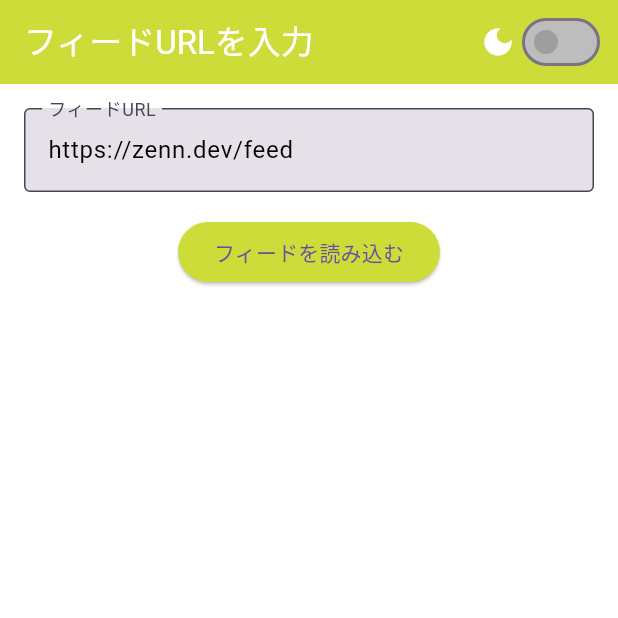
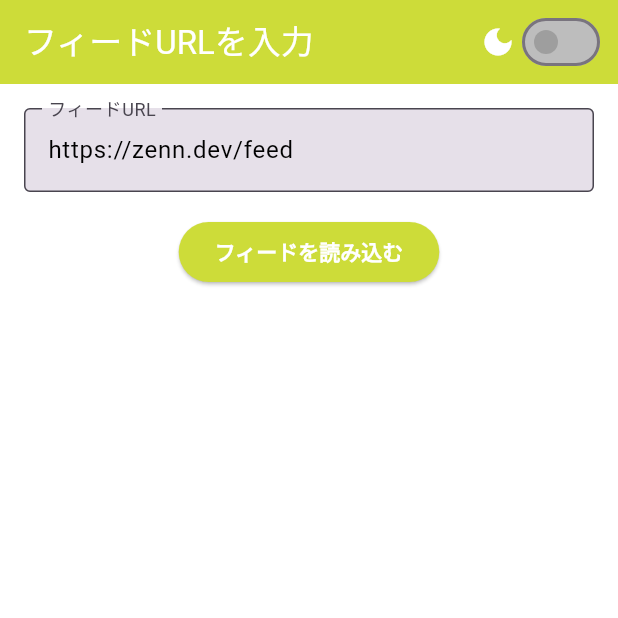
Before and after one commit to On-iR/rss_reader_app, a Flutter app: the screen it shows after launch, on a phone screen of 412 x 824 dp, the top half of it. Run offline on Flutter 3.47's test engine with Material 3 defaults, Android fonts, the phone set to English and light mode, and no system bars; our stand-ins replace cached_network_image, shared_preferences; missing offline and left inert: webfeed_plus.

Commit message:
ボタンスタイル調整

```diff
--- a/lib/main.dart
+++ b/lib/main.dart
@@ -39,10 +39,10 @@ class MyApp extends StatelessWidget {
               scaffoldBackgroundColor: Colors.white,
               cardColor: Colors.white,
               elevatedButtonTheme: ElevatedButtonThemeData(
-                style: ElevatedButton.styleFrom(
-                  backgroundColor: Colors.lime, // ボタンの色をライムグリーンに設定
-                ),
-              ),
+                  style: ElevatedButton.styleFrom(
+                      backgroundColor: Colors.lime, // ボタンの色をライムグリーンに設定
+                      foregroundColor: Colors.white,
+                      textStyle: TextStyle(fontWeight: FontWeight.w900))),
               textTheme: const TextTheme(
                 bodyLarge: TextStyle(color: Colors.black),
                 bodyMedium: TextStyle(color: Colors.black87),
@@ -75,8 +75,9 @@ class MyApp extends StatelessWidget {
               cardColor: Colors.grey[800],
               elevatedButtonTheme: ElevatedButtonThemeData(
                 style: ElevatedButton.styleFrom(
-                  backgroundColor: Colors.lime, // ボタンの色をライムグリーンに設定
-                ),
+                    backgroundColor: Colors.lime, // ボタンの色をライムグリーンに設定
+                    foregroundColor: Colors.white,
+                    textStyle: TextStyle(fontWeight: FontWeight.w900)),
               ),
               textTheme: const TextTheme(
                 bodyLarge: TextStyle(color: Colors.white),
```
